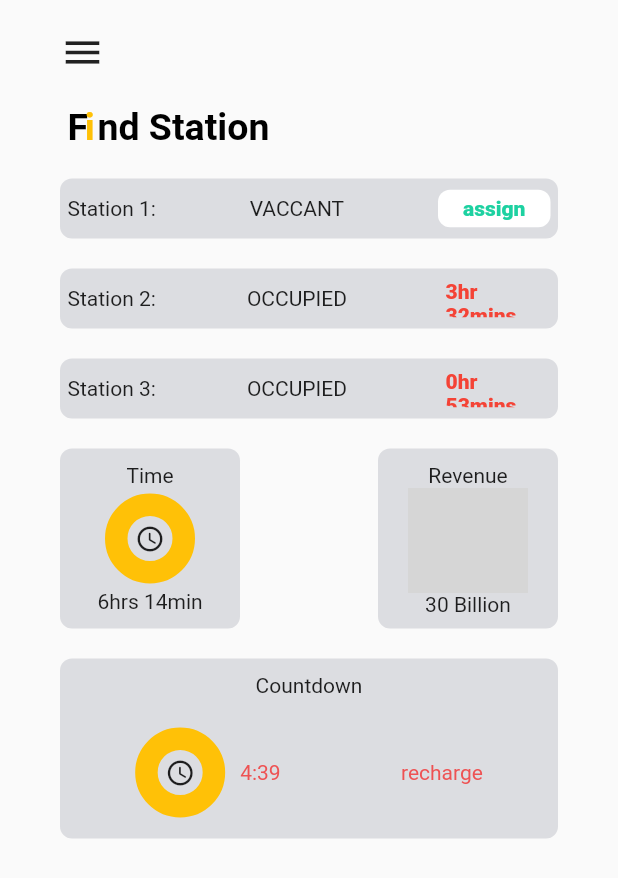
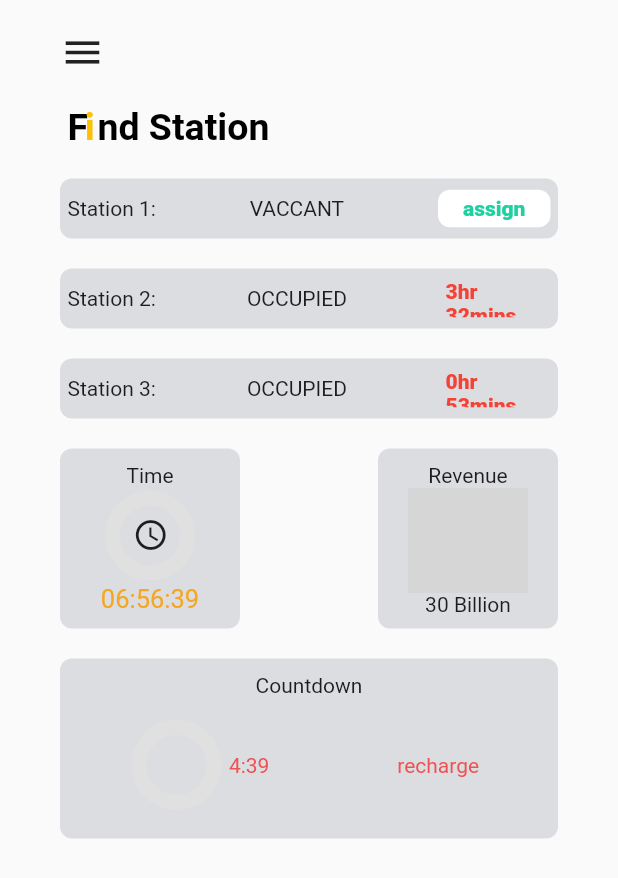
Before and after one commit to benndip/Flutter-Designs, a Flutter app: the first screen one second after launch, on a phone screen of 412 x 824 dp. Shown: the top 878 px of the screen. Run offline on Flutter 3.47's test engine with Material 2 defaults, Android fonts, the phone set to English and light mode, and no system bars; drawn by our look-alikes of circular_countdown_timer; our stand-ins replace image_picker; grey boxes are pictures that could not be loaded.

Commit message:
Added an animated Dropdown timer to Design5

```diff
--- a/lib/Design5/animation.dart
+++ b/lib/Design5/animation.dart
@@ -1,4 +1,5 @@
 import 'package:flutter/material.dart';
+import 'package:circular_countdown_timer/circular_countdown_timer.dart';
 
 class AnimationContainer extends StatefulWidget {
   @override
@@ -8,22 +9,33 @@
 class _AnimationContainerState extends State<AnimationContainer> {
   @override
   Widget build(BuildContext context) {
-    return Container(
-      width: 60,
-      height: 60,
-      decoration: BoxDecoration(
-        borderRadius: BorderRadius.circular(30),
-        border: Border.all(
-          width: 15,
-          color: Colors.amber,
-        ),
-      ),
-      child: Center(
-        child: Icon(
-          Icons.access_time_rounded,
-          size: 20,
-        ),
-      ),
+    return CircularCountDownTimer(
+      duration: 35,
+      initialDuration: 0,
+      controller: CountDownController(),
+      width: 50,
+      height: 50,
+      ringColor: Colors.grey[300],
+      ringGradient: null,
+      fillColor: Colors.amber,
+      fillGradient: null,
+      backgroundColor: Colors.transparent,
+      backgroundGradient: null,
+      strokeWidth: 10.0,
+      strokeCap: StrokeCap.round,
+      textStyle: TextStyle(
+          fontSize: 13.0, color: Colors.white, fontWeight: FontWeight.bold),
+      textFormat: CountdownTextFormat.S,
+      isReverse: false,
+      isReverseAnimation: false,
+      isTimerTextShown: false,
+      autoStart: true,
+      onStart: () {
+        print('Countdown Started');
+      },
+      onComplete: () {
+        print('Countdown Ended');
+      },
     );
   }
 }
--- /dev/null
+++ b/lib/Design5/countDownTimer.dart
@@ -0,0 +1,108 @@
+import 'package:flutter/material.dart';
+
+class CountDownTimer extends StatefulWidget {
+  const CountDownTimer({
+    Key key,
+    int secondsRemaining,
+    this.countDownTimerStyle,
+    this.whenTimeExpires,
+    this.countDownFormatter,
+  })  : secondsRemaining = secondsRemaining,
+        super(key: key);
+
+  final int secondsRemaining;
+  final Function whenTimeExpires;
+  final Function countDownFormatter;
+  final TextStyle countDownTimerStyle;
+
+  State createState() => new _CountDownTimerState();
+}
+
+class _CountDownTimerState extends State<CountDownTimer>
+    with TickerProviderStateMixin {
+  AnimationController _controller;
+  Duration duration;
+
+  String get timerDisplayString {
+    Duration duration = _controller.duration * _controller.value;
+    return widget.countDownFormatter != null
+        ? widget.countDownFormatter(duration.inSeconds)
+        : formatHHMMSS(duration.inSeconds);
+  }
+
+  String formatHHMMSS(int seconds) {
+    int hours = (seconds / 3600).truncate();
+    seconds = (seconds % 3600).truncate();
+    int minutes = (seconds / 60).truncate();
+
+    String hoursStr = (hours).toString().padLeft(2, '0');
+    String minutesStr = (minutes).toString().padLeft(2, '0');
+    String secondsStr = (seconds % 60).toString().padLeft(2, '0');
+
+    if (hours == 0) {
+      return "$minutesStr:$secondsStr";
+    }
+
+    return "$hoursStr:$minutesStr:$secondsStr";
+  }
+
+  @override
+  void initState() {
+    super.initState();
+    duration = new Duration(seconds: widget.secondsRemaining);
+    _controller = new AnimationController(
+      vsync: this,
+      duration: duration,
+    );
+    _controller.reverse(from: widget.secondsRemaining.toDouble());
+    _controller.addStatusListener((status) {
+      if (status == AnimationStatus.completed ||
+          status == AnimationStatus.dismissed) {
+        widget.whenTimeExpires();
+      }
+    });
+  }
+
+  @override
+  void didUpdateWidget(CountDownTimer oldWidget) {
+    if (widget.secondsRemaining != oldWidget.secondsRemaining) {
+      setState(() {
+        duration = new Duration(seconds: widget.secondsRemaining);
+        _controller.dispose();
+        _controller = new AnimationController(
+          vsync: this,
+          duration: duration,
+        );
+        _controller.reverse(from: widget.secondsRemaining.toDouble());
+        _controller.addStatusListener((status) {
+          if (status == AnimationStatus.completed) {
+            widget.whenTimeExpires();
+          } else if (status == AnimationStatus.dismissed) {
+            print("Animation Complete");
+          }
+        });
+      });
+    }
+  }
+
+  @override
+  void dispose() {
+    _controller.dispose();
+    super.dispose();
+  }
+
+  @override
+  Widget build(BuildContext context) {
+    return new Center(
+      child: AnimatedBuilder(
+        animation: _controller,
+        builder: (_, Widget child) {
+          return Text(
+            timerDisplayString,
+            style: widget.countDownTimerStyle,
+          );
+        },
+      ),
+    );
+  }
+}
--- a/lib/Design5/design5.dart
+++ b/lib/Design5/design5.dart
@@ -79,7 +79,6 @@
                     children: [
                       TimeAndRevenue(
                         topText: 'Time',
-                        bottomText: '6hrs 14min',
                       ),
                       TimeAndRevenue(
                         topText: 'Revenue',
--- a/lib/Design5/timeAndRevenue.dart
+++ b/lib/Design5/timeAndRevenue.dart
@@ -1,6 +1,7 @@
 import 'package:flutter/material.dart';
 
 import './animation.dart';
+import 'countDownTimer.dart';
 
 class TimeAndRevenue extends StatelessWidget {
   final String topText;
@@ -31,9 +32,34 @@
                     height: 70,
                     filterQuality: FilterQuality.high,
                   )
-                : AnimationContainer(),
+                : Stack(
+                    children: [
+                      AnimationContainer(),
+                      Positioned(
+                        top: 12.5,
+                        left: 13.5,
+                        child: Icon(
+                          Icons.access_time_sharp,
+                        ),
+                      )
+                    ],
+                  ),
           ),
-          Text(bottomText),
+          image == true
+              ? Text(bottomText)
+              : CountDownTimer(
+                  secondsRemaining: 25000,
+                  //  whenTimeExpires: () {
+                  //     setState(() {
+                  //       hasTimerStopped = true;
+                  //     });
+                  //   },
+                  countDownTimerStyle: TextStyle(
+                    color: Color(0XFFf5a623),
+                    fontSize: 17.0,
+                    height: 1.2,
+                  ),
+                ),
         ],
       ),
     );
```
Also changed, not shown: pubspec.lock.
